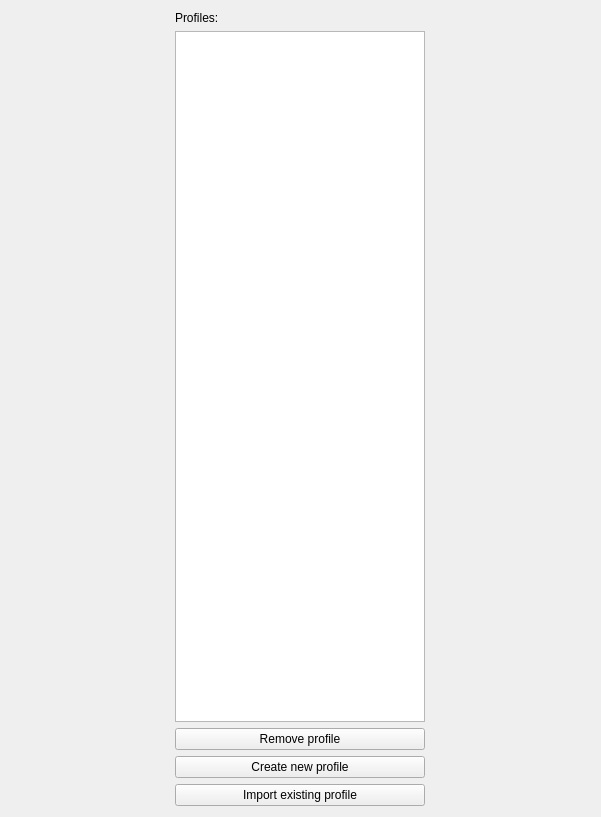
The window that OneDriveGUI/ui/settings.ui (bpozdena/OneDriveGUI) describes before a commit, drawn with Qt 5.
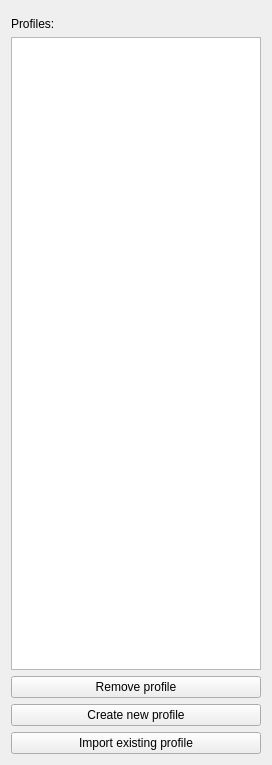
The same window after the commit.

What changed in the file:
```diff
--- a/OneDriveGUI/ui/settings.ui
+++ b/OneDriveGUI/ui/settings.ui
@@ -6,8 +6,8 @@
    <rect>
     <x>0</x>
     <y>0</y>
-    <width>601</width>
-    <height>817</height>
+    <width>272</width>
+    <height>765</height>
    </rect>
   </property>
   <property name="windowTitle">
@@ -18,6 +18,9 @@
     <layout class="QHBoxLayout" name="horizontalLayout">
      <item>
       <layout class="QVBoxLayout" name="verticalLayout">
+       <property name="topMargin">
+        <number>6</number>
+       </property>
        <item>
         <widget class="QLabel" name="label">
          <property name="text">
```
Left out of the diff: 4 changed lines with no effect on the pictures.
